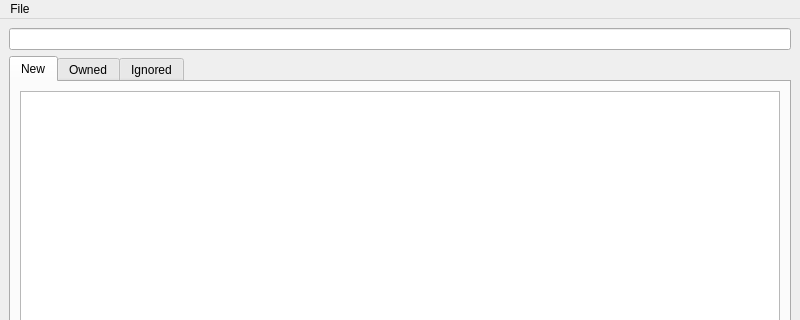
The window that src/ui/ui_main_window.ui (Sugihiru/MALSongs) describes before a commit, drawn with Qt 5; both pictures show x 0 to 800 and y 0 to 320 of the 800 by 600 pixel window.
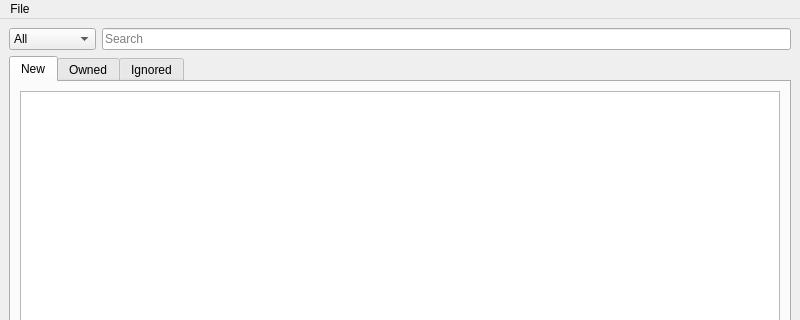
The same window after the commit.

Commit message: Can now choose on which field to search

Diff of the .ui file:
```diff
--- a/src/ui/ui_main_window.ui
+++ b/src/ui/ui_main_window.ui
@@ -21,7 +21,50 @@
        <enum>QLayout::SetFixedSize</enum>
       </property>
       <item>
-       <widget class="QLineEdit" name="searchLineEdit"/>
+       <widget class="QComboBox" name="searchComboBox">
+        <property name="sizePolicy">
+         <sizepolicy hsizetype="Preferred" vsizetype="Fixed">
+          <horstretch>0</horstretch>
+          <verstretch>0</verstretch>
+         </sizepolicy>
+        </property>
+        <property name="minimumSize">
+         <size>
+          <width>0</width>
+          <height>0</height>
+         </size>
+        </property>
+        <property name="currentText">
+         <string>All</string>
+        </property>
+        <item>
+         <property name="text">
+          <string>All</string>
+         </property>
+        </item>
+        <item>
+         <property name="text">
+          <string>Anime title</string>
+         </property>
+        </item>
+        <item>
+         <property name="text">
+          <string>Artist</string>
+         </property>
+        </item>
+        <item>
+         <property name="text">
+          <string>Song title</string>
+         </property>
+        </item>
+       </widget>
+      </item>
+      <item>
+       <widget class="QLineEdit" name="searchLineEdit">
+        <property name="placeholderText">
+         <string>Search</string>
+        </property>
+       </widget>
       </item>
      </layout>
     </item>
```
The commit also changes 3 other files.
